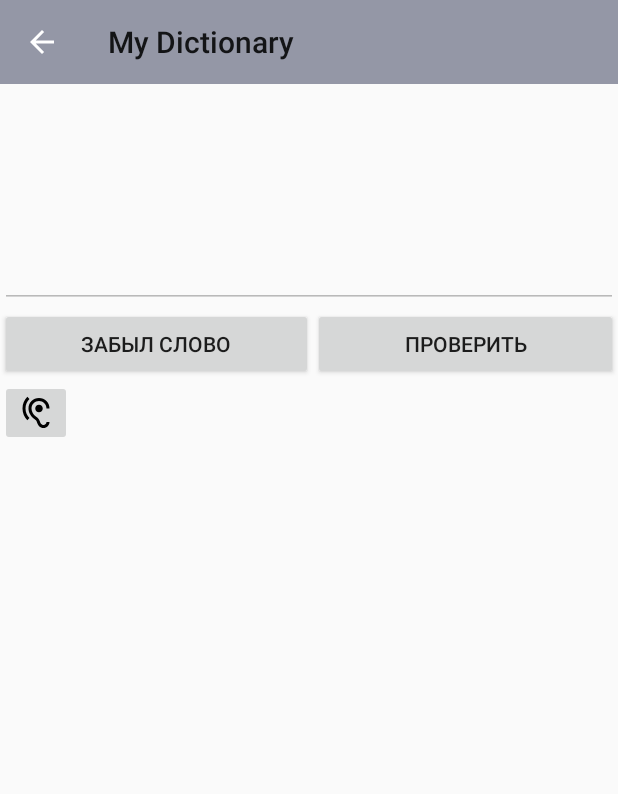
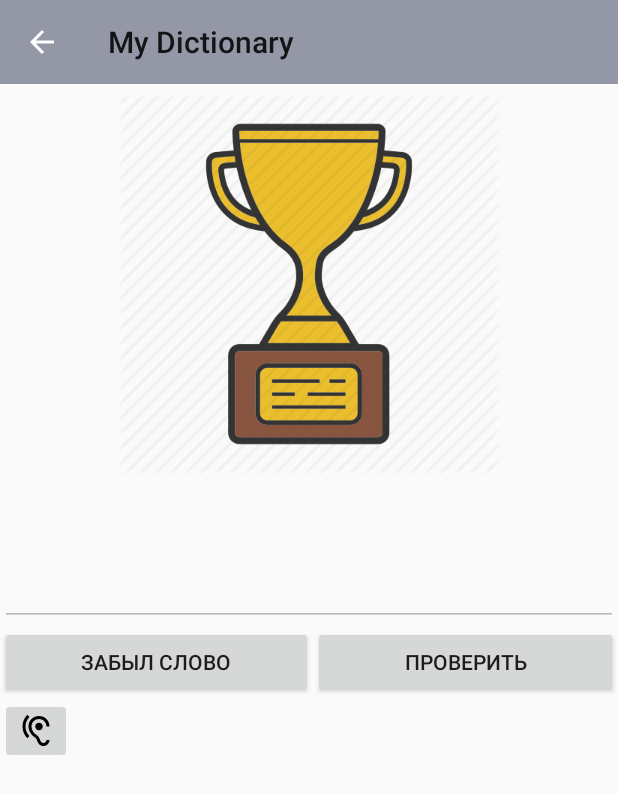
Before and after one commit to EgorCheh/MyDictionary, an Android app: the Training screen opened directly, with no data from a screen before it, on a phone screen of 412 x 824 dp. Shown: the top 794 px of the screen. Run offline under Robolectric (Android 15) with nearby library versions, the phone set to English and light mode, and no system bars; our stand-ins replace Picasso; pictures from the network do not load.

Commit message:
Added Image View to Training Activity

```diff
--- a/app/src/main/java/com/example/cheho/mydictionary/Training.java
+++ b/app/src/main/java/com/example/cheho/mydictionary/Training.java
@@ -17,6 +17,7 @@ import android.widget.TextView;
 import android.widget.Toast;
 
 import com.example.cheho.myapplication.R;
+import com.squareup.picasso.Picasso;
 
 import java.io.IOException;
 import java.util.ArrayList;
@@ -34,7 +35,7 @@ public class Training extends AppCompatActivity implements View.OnClickListener
     private Word currentWord;
     private Random rand = new Random();
     private String checkWord;
-    private ImageView imViewSuccessfulTraining;
+    private ImageView imViewTraining;
 
     @Override
     protected void onCreate(Bundle savedInstanceState) {
@@ -49,7 +50,7 @@ public class Training extends AppCompatActivity implements View.OnClickListener
         imaButHearing.setOnClickListener(this);
         btnCheck.setOnClickListener(this);
         btnShowWord.setOnClickListener(this);
-        imViewSuccessfulTraining = findViewById(R.id.imViewSuccTrain);
+        imViewTraining = findViewById(R.id.imViewTraning);
 
         Toolbar toolbar =findViewById(R.id.toolbarTraining);
         setSupportActionBar(toolbar);
@@ -82,6 +83,7 @@ public class Training extends AppCompatActivity implements View.OnClickListener
         cursor.moveToFirst();
         while (!cursor.isAfterLast()) {
             currentWord = new Word(cursor.getInt(0), cursor.getString(1), cursor.getString(2), cursor.getInt(3), cursor.getInt(4));
+            currentWord.setURL( cursor.getString(5));
             words.add(currentWord);
             cursor.moveToNext();
         }
@@ -139,7 +141,7 @@ public class Training extends AppCompatActivity implements View.OnClickListener
             String [] allTranslation = {"rus","eng"};
             String currentTranslation = allTranslation[rand.nextInt(allTranslation.length)];
             currentWord = words.get(rand.nextInt(words.size()));
-
+            Picasso.get().load(currentWord.getURL()).into(imViewTraining);
             if (currentTranslation.equals("rus")) {
                 tvTranslation.setText(currentWord.getTranslation());
                 checkWord = currentWord.getWord();
@@ -155,7 +157,7 @@ public class Training extends AppCompatActivity implements View.OnClickListener
             etWord.setText("");
             tvTranslation.setText("");
             etWord.setEnabled(false);
-            imViewSuccessfulTraining.setImageResource(R.drawable.successful_training);
+            imViewTraining.setImageResource(R.drawable.successful_training);
 
         }
 
--- a/app/src/main/res/layout/activity_training.xml
+++ b/app/src/main/res/layout/activity_training.xml
@@ -1,10 +1,23 @@
 <?xml version="1.0" encoding="utf-8"?>
-<RelativeLayout xmlns:android="http://schemas.android.com/apk/res/android"
+<LinearLayout xmlns:android="http://schemas.android.com/apk/res/android"
     xmlns:app="http://schemas.android.com/apk/res-auto"
     xmlns:tools="http://schemas.android.com/tools"
     android:layout_width="match_parent"
     android:layout_height="match_parent"
-    tools:context="com.example.cheho.mydictionary.AddNewWordsTop5000">
+    tools:context="com.example.cheho.mydictionary.AddNewWordsTop5000"
+    android:orientation="vertical">
+
+    <android.support.v7.widget.Toolbar
+        android:id="@+id/toolbarTraining"
+        android:layout_width="match_parent"
+        android:layout_height="wrap_content"
+        android:background="?attr/colorPrimary"
+        android:minHeight="?attr/actionBarSize"
+        android:theme="?attr/actionBarTheme"
+        app:layout_constraintEnd_toEndOf="parent"
+        app:layout_constraintHorizontal_bias="0.0"
+        app:layout_constraintStart_toStartOf="parent"
+        app:layout_constraintTop_toTopOf="@+id/imViewSuccTrain" />
 
     <LinearLayout
         android:id="@+id/linearLayout2"
@@ -14,12 +27,22 @@
         tools:layout_editor_absoluteX="0dp"
         tools:layout_editor_absoluteY="0dp">
 
+        <ImageView
+            android:id="@+id/imViewTraning"
+            android:layout_width="wrap_content"
+            android:layout_height="wrap_content"
+            android:layout_gravity="center"
+            android:paddingTop="5dp" />
+
         <TextView
             android:id="@+id/tvTranslationTraining"
             android:layout_width="match_parent"
             android:layout_height="wrap_content"
-            android:layout_marginTop="130dp"
-            android:padding="5dp" />
+            android:layout_marginStart="0dp"
+            android:layout_marginTop="3dp"
+            android:gravity="center"
+            android:padding="5dp"
+            android:textSize="30sp" />
 
         <EditText
             android:id="@+id/etWordTraining"
@@ -60,29 +83,4 @@
 
     </LinearLayout>
 
-    <ImageView
-        android:id="@+id/imViewSuccTrain"
-        android:layout_width="match_parent"
-        android:layout_height="0dp"
-        android:layout_marginStart="8dp"
-        android:layout_marginTop="8dp"
-        android:layout_marginEnd="8dp"
-        android:layout_marginBottom="8dp"
-        app:layout_constraintBottom_toBottomOf="parent"
-        app:layout_constraintEnd_toEndOf="parent"
-        app:layout_constraintStart_toStartOf="parent"
-        app:layout_constraintTop_toTopOf="@+id/linearLayout2" />
-
-    <android.support.v7.widget.Toolbar
-        android:id="@+id/toolbarTraining"
-        android:layout_width="match_parent"
-        android:layout_height="wrap_content"
-        android:background="?attr/colorPrimary"
-        android:minHeight="?attr/actionBarSize"
-        android:theme="?attr/actionBarTheme"
-        app:layout_constraintEnd_toEndOf="parent"
-        app:layout_constraintHorizontal_bias="0.0"
-        app:layout_constraintStart_toStartOf="parent"
-        app:layout_constraintTop_toTopOf="@+id/imViewSuccTrain" />
-
-</RelativeLayout>
+</LinearLayout>
```
